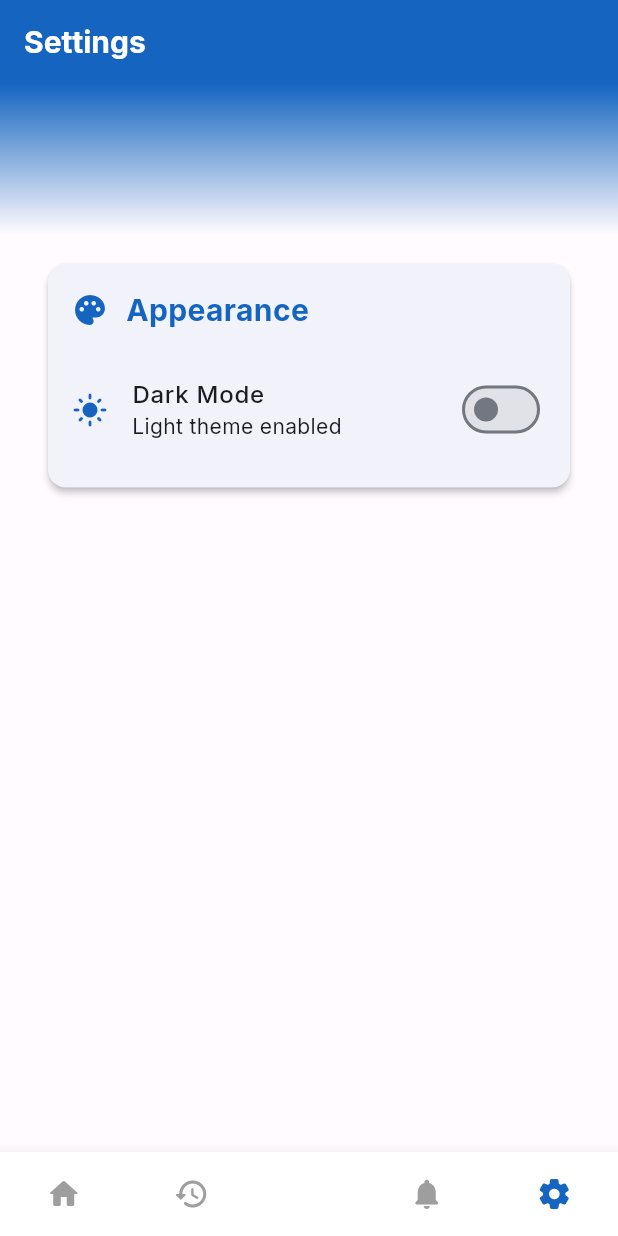
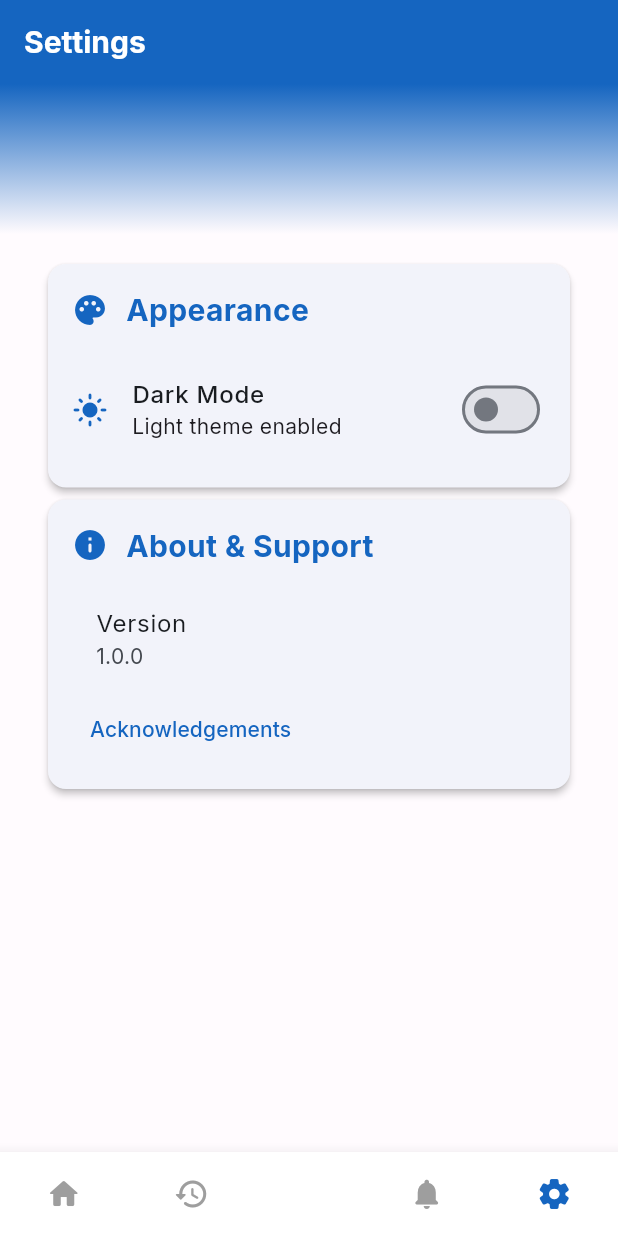
Before and after one commit to S-T-A-R-K-Projects/Capstone-Project, a Flutter app: the screen it shows after launch, item 4 of the bottom bar chosen, on a phone screen of 412 x 824 dp. Run offline on Flutter 3.47's test engine with Material 3 defaults, Android fonts, the phone set to English and light mode, and no system bars; drawn by our look-alikes of animated_bottom_navigation_bar, flutter_animate; our stand-ins replace flutter_staggered_animations, google_fonts.

Commit message:
added about and support option
created addition option in the setting for  about and contact which shows who are in the project

```diff
--- a/senscribe/lib/screens/settings_page.dart
+++ b/senscribe/lib/screens/settings_page.dart
@@ -2,6 +2,7 @@ import 'package:flutter/material.dart';
 import 'package:google_fonts/google_fonts.dart';
 import 'package:flutter_animate/flutter_animate.dart';
 import '../main.dart';
+import 'about_support.dart';
 
 class SettingsPage extends StatefulWidget {
   const SettingsPage({super.key});
@@ -11,6 +12,8 @@ class SettingsPage extends StatefulWidget {
 }
 
 class _SettingsPageState extends State<SettingsPage> {
+  // Keep this State simple for now; we'll add new fields as we expand sections.
+
   @override
   Widget build(BuildContext context) {
     final themeProvider = ThemeProvider();
@@ -106,6 +109,46 @@ class _SettingsPageState extends State<SettingsPage> {
                 ).animate()
                   .fadeIn(duration: 600.ms)
                   .slideY(begin: 0.2),
+
+                // About & Support
+                Card(
+                  child: Padding(
+                    padding: const EdgeInsets.all(16),
+                    child: Column(
+                      crossAxisAlignment: CrossAxisAlignment.start,
+                      children: [
+                        Row(
+                          children: [
+                            Icon(
+                              Icons.info_rounded,
+                              color: Theme.of(context).colorScheme.primary,
+                              size: 24,
+                            ),
+                            const SizedBox(width: 12),
+                            Text(
+                              'About & Support',
+                              style: GoogleFonts.inter(
+                                fontSize: 20,
+                                fontWeight: FontWeight.bold,
+                                color: Theme.of(context).colorScheme.primary,
+                              ),
+                            ),
+                          ],
+                        ),
+                        const SizedBox(height: 12),
+                        ListTile(
+                          title: const Text('Version'),
+                          subtitle: const Text('1.0.0'),
+                        ),
+                        TextButton(
+                          onPressed: () => Navigator.of(context).push(MaterialPageRoute(builder: (_) => const AboutSupportPage())),
+                          child: const Text('Acknowledgements'),
+                        ),
+
+                      ],
+                    ),
+                  ),
+                ).animate().fadeIn(duration: 600.ms).slideY(begin: 0.2),
               ],
             ),
           ),
@@ -113,4 +156,6 @@ class _SettingsPageState extends State<SettingsPage> {
       ),
     );
   }
+
+  // no disposable controllers yet
 }
```
Also changed, not shown: senscribe/lib/screens/about_support.dart (added, +80 -0 lines).
